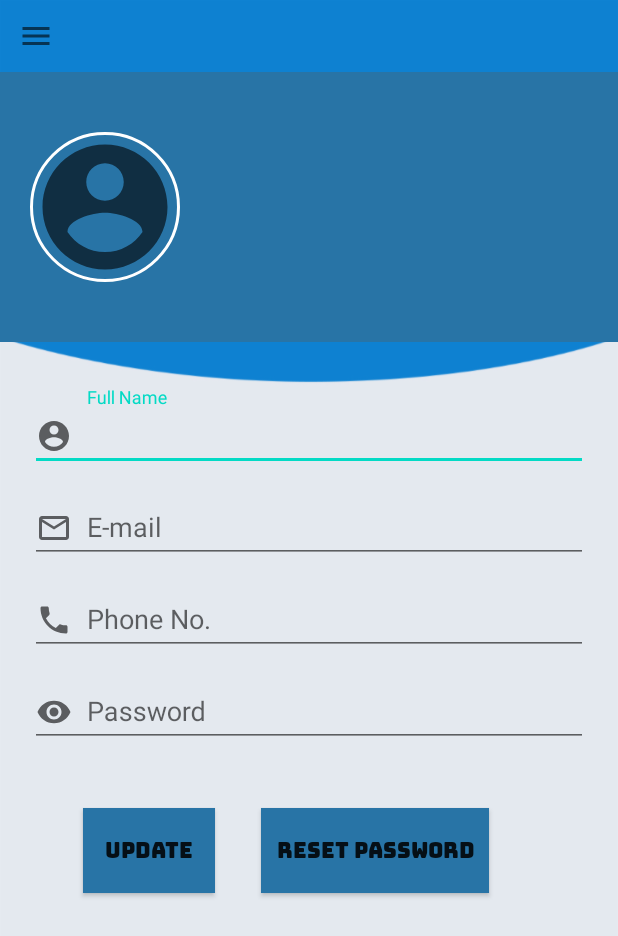
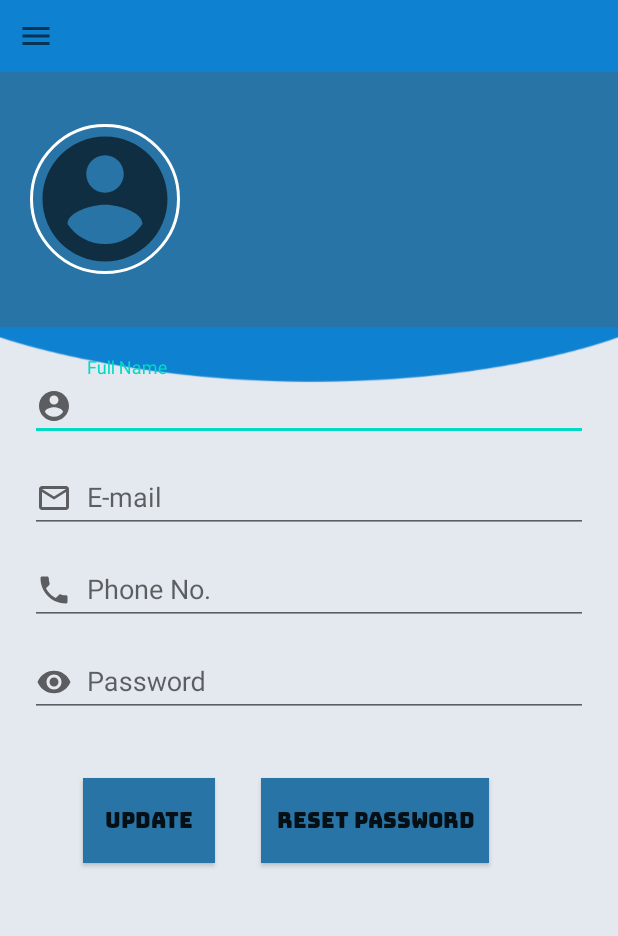
Before and after one commit to Shreyass22/Driving_School_Android_App, an Android app: the UserProfile screen opened directly, with no data from a screen before it, on a phone screen of 412 x 824 dp. Shown: the top 936 px of the screen. Run offline under Robolectric (Android 15) with nearby library versions, the phone set to English and light mode, and no system bars; our stand-ins replace CircleImageView, Firebase (no records; nobody signed in at launch, a user with empty details on screens opened directly), Picasso; libraries missing offline, so code that uses them is left out: com.theartofdev.edmodo; Roboto replaces fonts that are not available here.

Commit message:
tenth_commit_commentedlinesremovedfromsomepages_anduipropersetupofprofilepage

```diff
--- a/app/src/main/res/layout/activity_contactus_card.xml
+++ b/app/src/main/res/layout/activity_contactus_card.xml
@@ -40,7 +40,7 @@
                     android:id="@+id/texttitle"
                     android:layout_width="match_parent"
                     android:layout_height="wrap_content"
-                    android:layout_marginTop="60dp"
+                    android:layout_marginTop="30dp"
                     android:fontFamily="@font/bangers_regular"
                     android:text="Contact Us"
                     android:textAlignment="center"
@@ -51,7 +51,7 @@
                     android:layout_width="match_parent"
                     android:layout_height="wrap_content"
                     android:layout_below="@+id/texttitle"
-                    android:layout_marginTop="73dp"
+                    android:layout_marginTop="53dp"
                     android:fontFamily="@font/antic_regular"
                     android:padding="15dp"
                     android:text="This Android App is made only for Educational purpose as a BE-IT Mini-Projct in SEM7. \n\nThis Mini-Project 'Android Application' is made Under Guidance of \nProf. Bushra Shaikh. \n\nAndroid App is Developed By: \nAltaf Ali - 117A3004 \nRitvij Iyer - 117A3014 \nShreyas Jaiswal - 117A3017 \n\nVisit our website : \nwww.drivingschool.com \nPhone no. : XXXXXXXXXX"
--- a/app/src/main/res/layout/activity_dashboard.xml
+++ b/app/src/main/res/layout/activity_dashboard.xml
@@ -50,7 +50,7 @@
                 android:layout_width="match_parent"
                 android:layout_height="wrap_content"
                 android:layout_below="@+id/card_dashboard"
-                android:layout_marginTop="32dp"
+                android:layout_marginTop="37dp"
                 android:fontFamily="@font/antic_regular"
                 android:padding="15dp"
                 android:text="Think safe, drive safe. Your key to safe driving. Saving lives through better education. Safe driving is no accident."
--- a/app/src/main/res/layout/activity_user_profile.xml
+++ b/app/src/main/res/layout/activity_user_profile.xml
@@ -27,7 +27,7 @@
 
             <RelativeLayout
                 android:layout_width="match_parent"
-                android:layout_height="180dp"
+                android:layout_height="170dp"
                 android:background="@color/colorPrimary"
                 android:padding="20dp">
 
@@ -81,7 +81,6 @@
                     android:layout_height="wrap_content"
                     android:hint="Full Name"
                     android:id="@+id/full_name_profile"
-                    android:layout_marginTop="10dp"
                     android:layout_marginBottom="5dp">
 
                     <com.google.android.material.textfield.TextInputEditText
@@ -89,6 +88,7 @@
                         android:layout_height="wrap_content"
                         android:drawableLeft="@drawable/icon_user"
                         android:drawablePadding="10dp"
+                        android:inputType="text"
                         android:text=""/>
 
                 </com.google.android.material.textfield.TextInputLayout>
@@ -105,6 +105,7 @@
                         android:layout_height="wrap_content"
                         android:drawableLeft="@drawable/icon_mail"
                         android:drawablePadding="10dp"
+                        android:inputType="textEmailAddress"
                         android:text=""/>
 
                 </com.google.android.material.textfield.TextInputLayout>
@@ -121,6 +122,7 @@
                         android:layout_height="wrap_content"
                         android:drawableLeft="@drawable/icon_phone"
                         android:drawablePadding="10dp"
+                        android:inputType="number"
                         android:text=""/>
 
                 </com.google.android.material.textfield.TextInputLayout>
@@ -137,7 +139,11 @@
                         android:layout_height="wrap_content"
                         android:drawableLeft="@drawable/icon_password"
                         android:drawablePadding="10dp"
-                        android:text=""/>
+                        android:inputType="textPassword"
+                        android:text=""
+                        android:focusable="true"
+                        android:focusableInTouchMode="true"
+                        app:passwordToggleEnabled="true"/>
 
                 </com.google.android.material.textfield.TextInputLayout>
 
@@ -145,7 +151,7 @@
                     android:layout_width="wrap_content"
                     android:layout_height="match_parent"
                     android:orientation="horizontal"
-                    android:layout_margin="20dp">
+                    android:layout_margin="20sp">
                     <Button
                         android:layout_margin="15dp"
                         android:layout_width="match_parent"
@@ -164,8 +170,9 @@
                         android:fontFamily="@font/bungee_regular"
                         android:background="@color/colorPrimary"
                         android:padding="10dp"/>
+                </LinearLayout>
 
-                </LinearLayout>
+
             </LinearLayout>
 
         </LinearLayout>
```
Also changed, not shown: app/src/main/java/com/example/drivingschool/TrainerAdProfile.java (+1 -47 lines).
